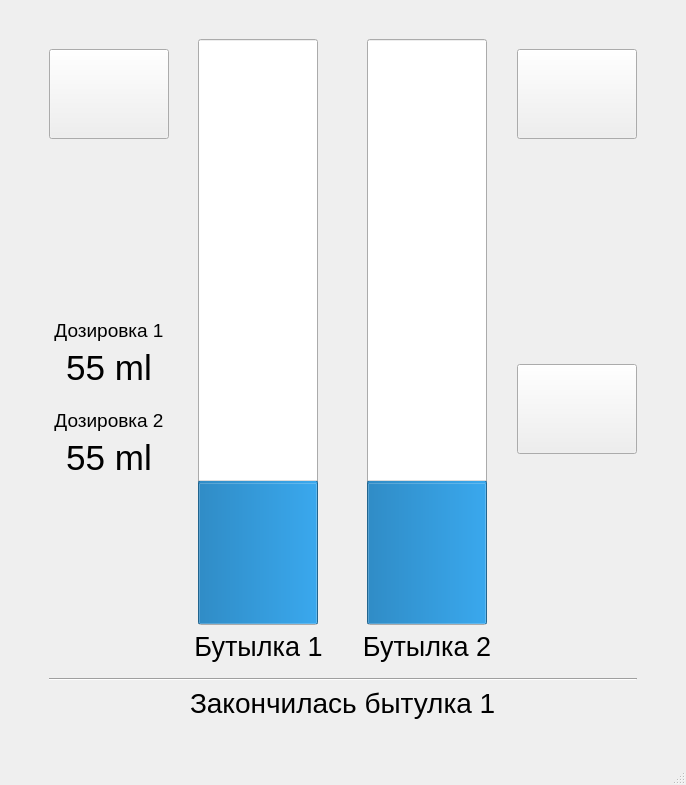
TWOKRAI/Filler, file FILLER INTERFACE/Window_filler/UI_filler.ui: the form before one commit.
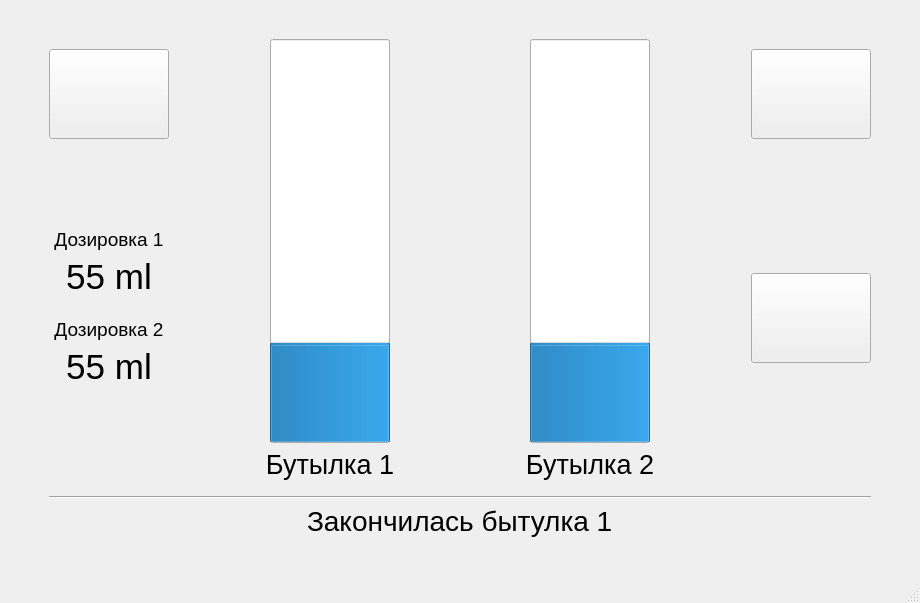
The form after the commit.

```diff
--- a/FILLER INTERFACE/Window_filler/UI_filler.ui
+++ b/FILLER INTERFACE/Window_filler/UI_filler.ui
@@ -6,8 +6,8 @@
    <rect>
     <x>0</x>
     <y>0</y>
-    <width>686</width>
-    <height>785</height>
+    <width>920</width>
+    <height>603</height>
    </rect>
   </property>
   <property name="minimumSize">
@@ -93,6 +93,9 @@
               <property name="orientation">
                <enum>Qt::Vertical</enum>
               </property>
+              <property name="sizeType">
+               <enum>QSizePolicy::MinimumExpanding</enum>
+              </property>
               <property name="sizeHint" stdset="0">
                <size>
                 <width>20</width>
@@ -117,7 +120,7 @@
              </widget>
             </item>
             <item>
-             <widget class="QLabel" name="value_2">
+             <widget class="QLabel" name="value_1">
               <property name="font">
                <font>
                 <pointsize>26</pointsize>
@@ -163,7 +166,7 @@
              </widget>
             </item>
             <item>
-             <widget class="QLabel" name="value_1">
+             <widget class="QLabel" name="value_2">
               <property name="font">
                <font>
                 <pointsize>26</pointsize>
@@ -188,7 +191,7 @@
               <property name="sizeHint" stdset="0">
                <size>
                 <width>20</width>
-                <height>35</height>
+                <height>20</height>
                </size>
               </property>
              </spacer>
```
Left out of the diff: 10 changed lines with no effect on the pictures.
